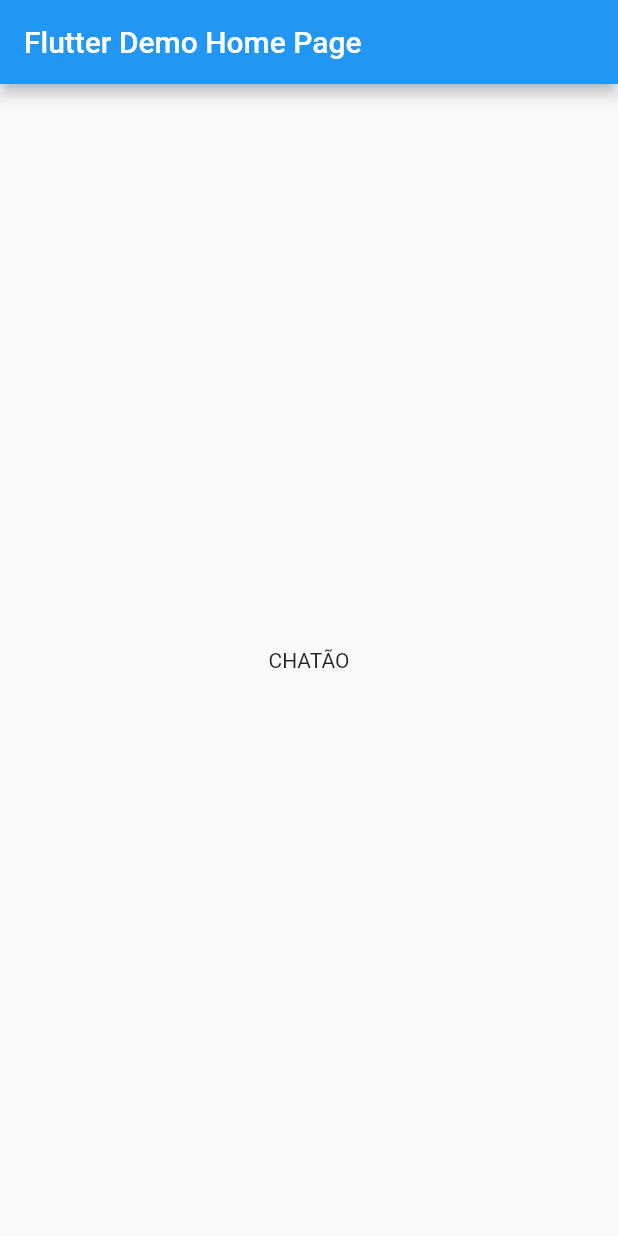
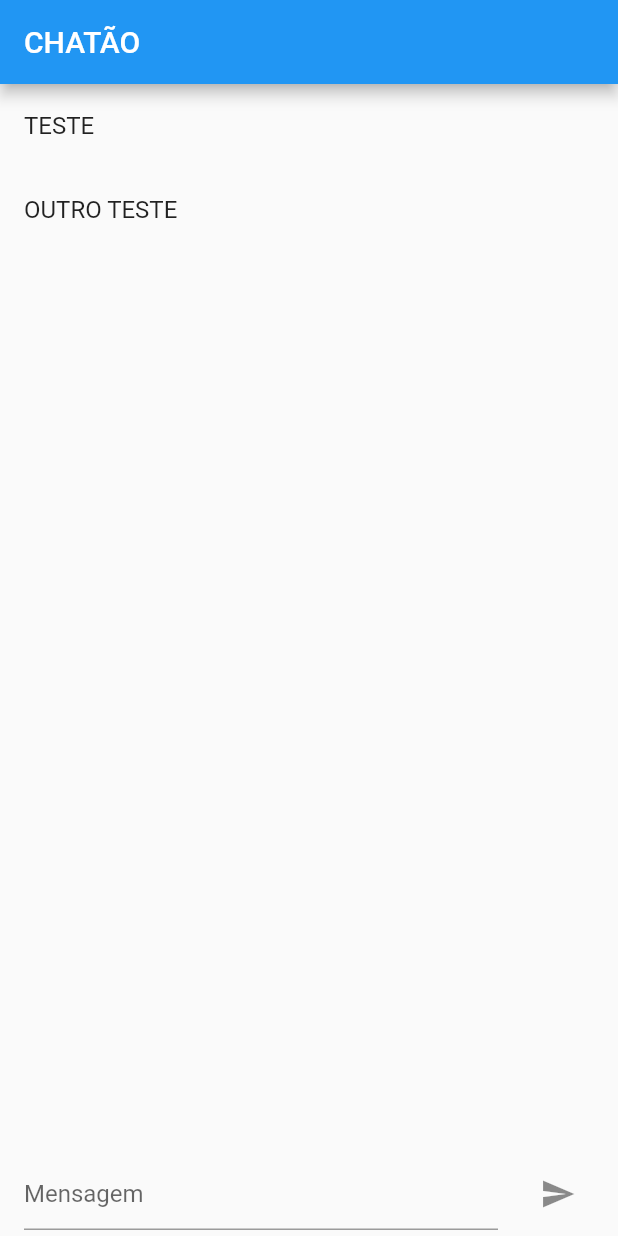
Before and after one commit to pa-tiq/chatao, a Flutter app: the screen it shows after launch, on a phone screen of 412 x 824 dp. Run offline on Flutter 3.47's test engine with Material 2 defaults, Android fonts, the phone set to English and light mode, and no system bars.

Commit message:
ORGANIZANDO A PORRA DO PROJETO

```diff
--- a/lib/main.dart
+++ b/lib/main.dart
@@ -8,12 +8,12 @@ class MyApp extends StatelessWidget {
   @override
   Widget build(BuildContext context) {
     return new MaterialApp(
-      title: 'Flutter Demo',
+      title: 'CHATÃO',
       theme: new ThemeData(
 
         primarySwatch: Colors.blue,
       ),
-      home: new MyHomePage(title: 'Flutter Demo Home Page'),
+      home: new MyHomePage(title: 'CHATÃO'),
     );
   }
 }
--- a/lib/pages/home.dart
+++ b/lib/pages/home.dart
@@ -10,17 +10,48 @@ class MyHomePage extends StatefulWidget {
 }
 
 class _MyHomePageState extends State<MyHomePage> {
+  List<String> mensagens = List();
 
+  final myController = TextEditingController();
+
+  @override
+  void initState() {
+    // TODO: implement initState
+    mensagens.add('TESTE');
+    mensagens.add('OUTRO TESTE');
+
+    super.initState();
+  }
 
   @override
   Widget build(BuildContext context) {
-
     return new Scaffold(
       appBar: new AppBar(
         title: new Text(widget.title),
       ),
-      body: new Center(
-        child: new Text('CHATÃO'),
+      body: new Column(
+        children: <Widget>[
+          Expanded(
+              child: new ListView(
+            children: mensagens.map((msg) {
+              return new ListTile(
+                title: Text(msg),
+              );
+            }).toList(),
+          )),
+          ListTile(
+            title: TextField(
+              controller: myController,
+              decoration: InputDecoration(hintText: 'Mensagem'),
+            ),
+            trailing: IconButton(icon: Icon(Icons.send), onPressed: () {
+              setState(() {
+                mensagens.add(myController.text);
+                myController.clear();
+              });
+            }),
+          ),
+        ],
       ),
     );
   }
```
